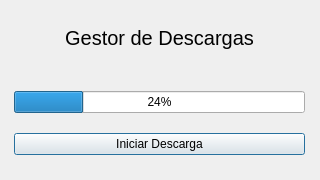
Old version of the form parte17/demo62_gestor_descargas.ui in the repository Fhernd/Python-CursoV2.
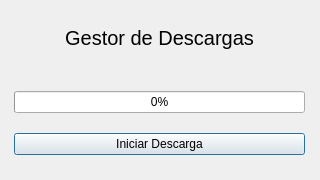
New version of the form.

Commit message:
Python Curso V2: 499 2/2 Aplicación Gestor de Descargas - Uso Componente Visual QProgressBar
Aplicación Gestor de Descargas - Uso Componente Visual QProgressBar con el lenguaje de programación Python.

Diff of the .ui file:
```diff
--- a/parte17/demo62_gestor_descargas.ui
+++ b/parte17/demo62_gestor_descargas.ui
@@ -62,7 +62,7 @@
     <item>
      <widget class="QProgressBar" name="pbr_descarga">
       <property name="value">
-       <number>24</number>
+       <number>0</number>
       </property>
      </widget>
     </item>
```
The commit also changes 2 other files.
